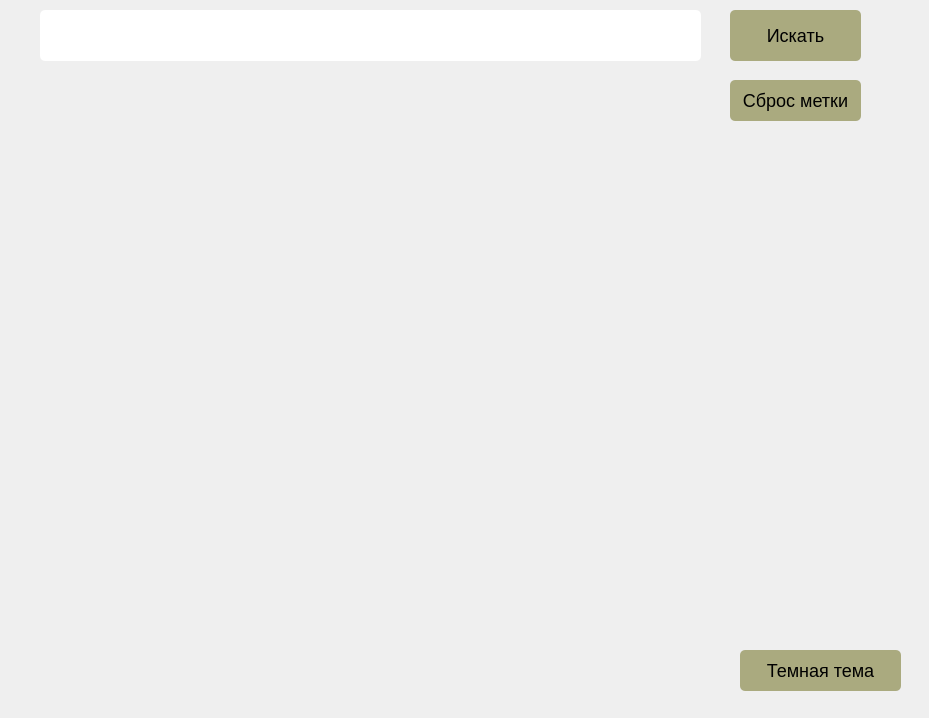
First picture: the form in task1.ui, repository Anfisa2209/class_room, before the edit.
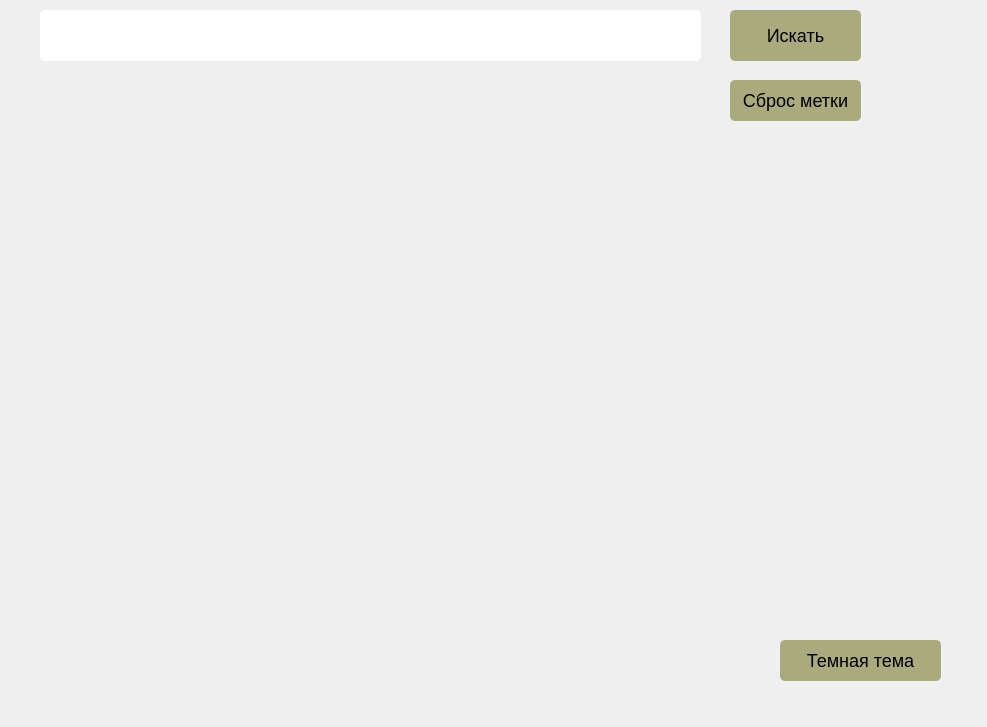
Second picture: the form after the edit.

Commit message: Часть №8

What changed in the file:
```diff
--- a/task1.ui
+++ b/task1.ui
@@ -6,8 +6,8 @@
    <rect>
     <x>0</x>
     <y>0</y>
-    <width>929</width>
-    <height>718</height>
+    <width>987</width>
+    <height>727</height>
    </rect>
   </property>
   <property name="windowTitle">
@@ -32,10 +32,10 @@
    <widget class="QLabel" name="map_image">
     <property name="geometry">
      <rect>
-      <x>10</x>
-      <y>100</y>
-      <width>689</width>
-      <height>585</height>
+      <x>20</x>
+      <y>210</y>
+      <width>661</width>
+      <height>451</height>
      </rect>
     </property>
     <property name="text">
@@ -45,8 +45,8 @@
    <widget class="QPushButton" name="change_theme_btn">
     <property name="geometry">
      <rect>
-      <x>740</x>
-      <y>650</y>
+      <x>780</x>
+      <y>640</y>
       <width>161</width>
       <height>41</height>
      </rect>
```
Left out of the diff: 18 changed lines with no effect on the pictures. The commit also changes 1 other file.
